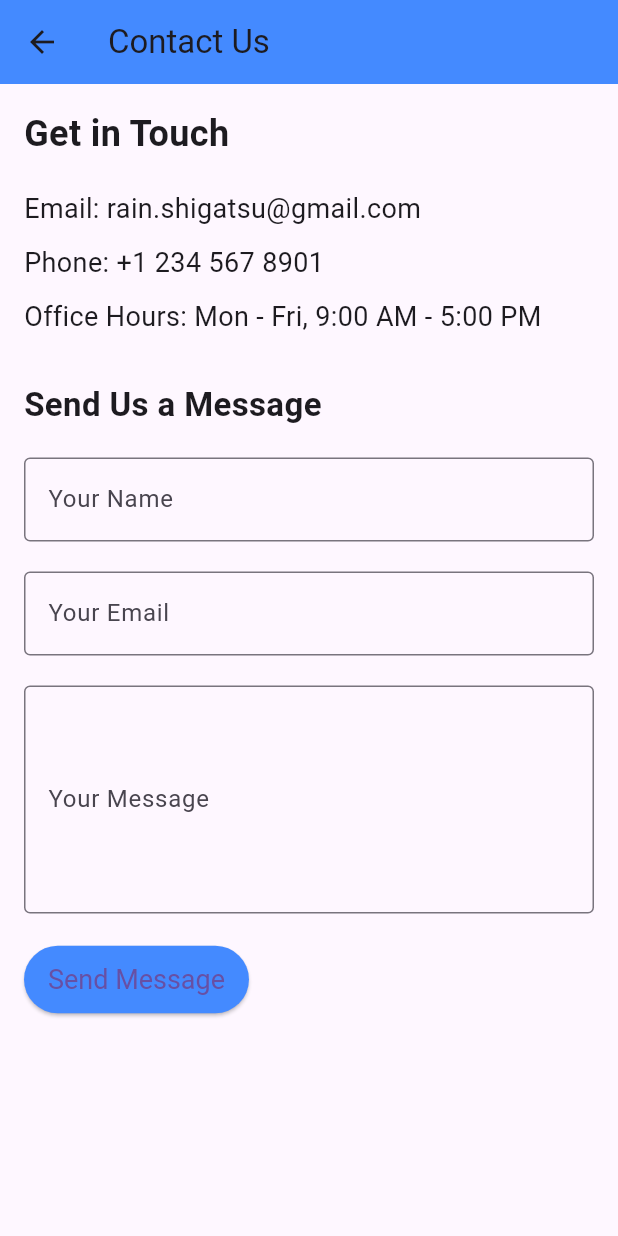
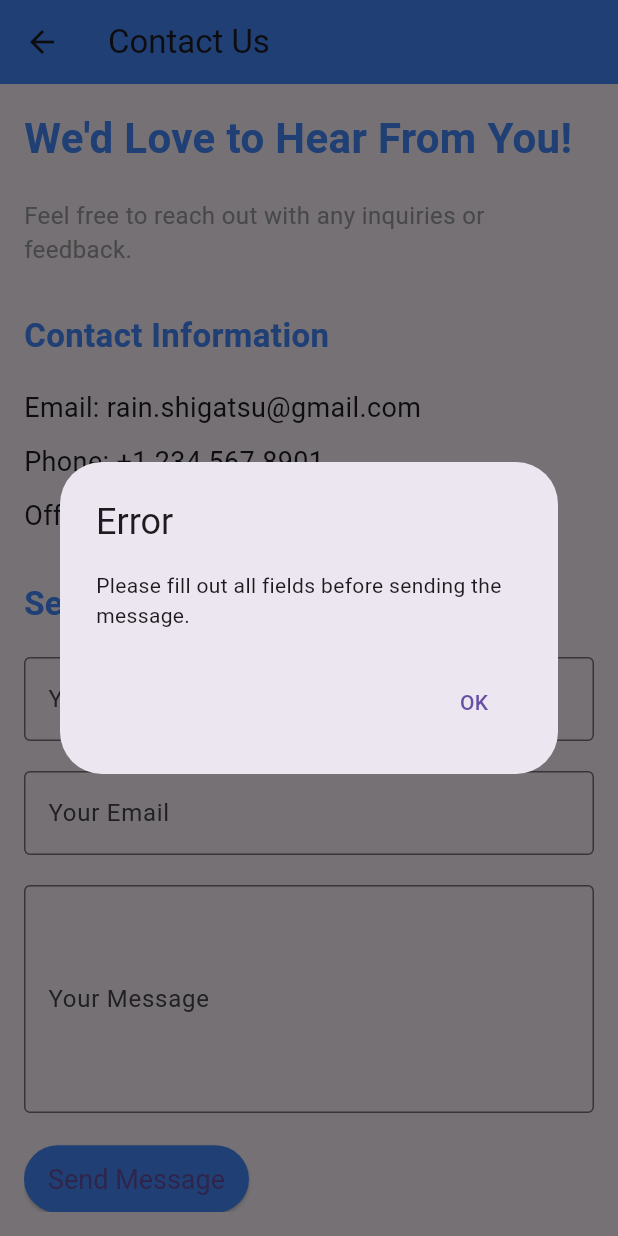
Before and after one commit to archcos/ufind, a Flutter app: the ContactUsPage screen opened by its route, after a tap on "Send Message", on a phone screen of 412 x 824 dp. Run offline on Flutter 3.47's test engine with Material 3 defaults, Android fonts, the phone set to English and light mode, and no system bars; our stand-ins replace cloud_firestore, firebase_auth, firebase_core, flutter_map, latlong2, shared_preferences; missing offline and left inert: mailer; accounts and stored records are empty.

Commit message:
Email Sender

```diff
--- a/lib/display/contact-us.dart
+++ b/lib/display/contact-us.dart
@@ -1,21 +1,97 @@
 import 'package:flutter/material.dart';
-import 'package:url_launcher/url_launcher.dart'; // For sending emails directly from the app
+import 'package:mailer/mailer.dart';
+import 'package:mailer/smtp_server.dart';
 
-class ContactUsPage extends StatelessWidget {
+class ContactUsPage extends StatefulWidget {
   const ContactUsPage({super.key});
 
-  // Function to launch the email app with pre-filled details
-  Future<void> _launchEmail(String email) async {
-    final Uri emailUri = Uri(
-      scheme: 'mailto',
-      path: email,
-      queryParameters: {'subject': 'Contact Us Inquiry'}, // You can add more query parameters if needed
-    );
+  @override
+  _ContactUsPageState createState() => _ContactUsPageState();
+}
 
-    if (await canLaunch(emailUri.toString())) {
-      await launch(emailUri.toString());
-    } else {
-      throw 'Could not launch $email';
+class _ContactUsPageState extends State<ContactUsPage> {
+  final TextEditingController _nameController = TextEditingController();
+  final TextEditingController _emailController = TextEditingController();
+  final TextEditingController _messageController = TextEditingController();
+
+  // Function to send the email
+  Future<void> _sendEmail() async {
+    final String name = _nameController.text.trim();
+    final String email = _emailController.text.trim();
+    final String message = _messageController.text.trim();
+
+    if (name.isEmpty || email.isEmpty || message.isEmpty) {
+      // Show error if any of the fields are empty
+      showDialog(
+        context: context,
+        builder: (context) => AlertDialog(
+          title: const Text('Error'),
+          content: const Text('Please fill out all fields before sending the message.'),
+          actions: <Widget>[
+            TextButton(
+              onPressed: () {
+                Navigator.of(context).pop();
+              },
+              child: const Text('OK'),
+            ),
+          ],
+        ),
+      );
+      return;
+    }
+
+    // SMTP configuration (using Gmail SMTP server for demonstration purposes)
+    final smtpServer = gmail('joedavid1345@gmail.com', 'ogdo xldv yyla gley');  // Replace with your email credentials
+
+    // Create a message
+    final messageToSend = Message()
+      ..from = Address('joedavid1345@gmail.com', 'Support Email') // Replace with your email and name
+      ..recipients.add('joedavid1345@gmail.com')  // Replace with the recipient's email
+      ..subject = 'Contact Us Inquiry'
+      ..text = 'Name: $name\nEmail: $email\nMessage: $message';
+
+    try {
+      final sendReport = await send(messageToSend, smtpServer);
+      print('Email sent: ${sendReport.toString()}');
+
+      // Show a success message
+      showDialog(
+        context: context,
+        builder: (context) => AlertDialog(
+          title: const Text('Success'),
+          content: const Text('Your message has been sent successfully!'),
+          actions: <Widget>[
+            TextButton(
+              onPressed: () {
+                Navigator.of(context).pop();
+                _nameController.clear();
+                _emailController.clear();
+                _messageController.clear();
+              },
+              child: const Text('OK'),
+            ),
+          ],
+        ),
+      );
+    } catch (e) {
+      print('Error sending email: $e');
+
+      // Show an error dialog if email could not be sent
+      showDialog(
+        context: context,
+        builder: (context) => AlertDialog(
+          title: const Text('Error'),
+          content: const Text('Something went wrong, please try again later.'),
+          actions: <Widget>[
+            TextButton(
+              onPressed: () {
+                Navigator.of(context).pop();
+              },
+              child: const Text('OK'),
+            ),
+          ],
+        ),
+      );
     }
   }
 
@@ -32,12 +108,32 @@ class ContactUsPage extends StatelessWidget {
           child: Column(
             crossAxisAlignment: CrossAxisAlignment.start,
             children: <Widget>[
+              // Header Section
+              const Text(
+                'We\'d Love to Hear From You!',
+                style: TextStyle(
+                  fontSize: 28,
+                  fontWeight: FontWeight.bold,
+                  color: Colors.blueAccent,
+                ),
+              ),
+              const SizedBox(height: 20),
+              const Text(
+                'Feel free to reach out with any inquiries or feedback.',
+                style: TextStyle(
+                  fontSize: 16,
+                  color: Colors.grey,
+                ),
+              ),
+              const SizedBox(height: 30),
+
               // Contact Information Section
               const Text(
-                'Get in Touch',
+                'Contact Information',
                 style: TextStyle(
-                  fontSize: 24,
+                  fontSize: 22,
                   fontWeight: FontWeight.bold,
+                  color: Colors.blueAccent,
                 ),
               ),
               const SizedBox(height: 20),
@@ -63,10 +159,12 @@ class ContactUsPage extends StatelessWidget {
                 style: TextStyle(
                   fontSize: 22,
                   fontWeight: FontWeight.bold,
+                  color: Colors.blueAccent,
                 ),
               ),
               const SizedBox(height: 20),
               TextField(
+                controller: _nameController,
                 decoration: const InputDecoration(
                   labelText: 'Your Name',
                   border: OutlineInputBorder(),
@@ -74,6 +172,7 @@ class ContactUsPage extends StatelessWidget {
               ),
               const SizedBox(height: 20),
               TextField(
+                controller: _emailController,
                 decoration: const InputDecoration(
                   labelText: 'Your Email',
                   border: OutlineInputBorder(),
@@ -82,6 +181,7 @@ class ContactUsPage extends StatelessWidget {
               ),
               const SizedBox(height: 20),
               TextField(
+                controller: _messageController,
                 decoration: const InputDecoration(
                   labelText: 'Your Message',
                   border: OutlineInputBorder(),
@@ -92,9 +192,7 @@ class ContactUsPage extends StatelessWidget {
 
               // Button to send the email
               ElevatedButton(
-                onPressed: () {
-                  _launchEmail('contact@ufind.com'); // This will open the email client with a pre-filled subject
-                },
+                onPressed: _sendEmail, // Calls the send email function
                 child: const Text('Send Message'),
                 style: ElevatedButton.styleFrom(
                   backgroundColor: Colors.blueAccent,
--- a/pubspec.yaml
+++ b/pubspec.yaml
@@ -45,10 +45,12 @@ dev_dependencies:
   firebase_core: ^3.8.0
   firebase_auth: ^5.3.3
   cloud_firestore: ^5.5.0
-  url_launcher: ^6.3.1
+#  url_launcher: ^6.3.1
   flutter_map: ^7.0.2
   latlong2: ^0.9.1
-  intl: ^0.20.1
+  intl: ^0.19.0
+#  flutter_email_sender: ^6.0.3
+  mailer: ^6.3.0
 #  firebase_storage: ^12.3.6 # Optional, for file storage
 #  firebase_app_check: ^0.3.1+6 # Add this line for Firebase App Check
 
```
Also changed, not shown: pubspec.lock, 1 other file.
